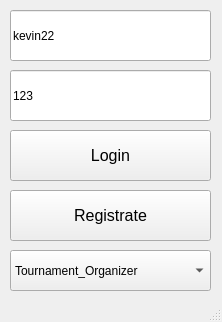
Old version of the form DataBaseCybersport/BaseWindow.ui in the repository Inlucker/DataBaseCybersport.
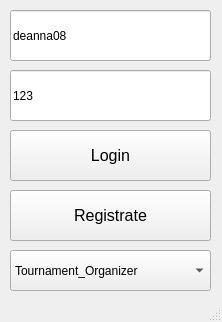
New version of the form.

Diff of the .ui file:
```diff
--- a/DataBaseCybersport/BaseWindow.ui
+++ b/DataBaseCybersport/BaseWindow.ui
@@ -62,7 +62,7 @@
      </rect>
     </property>
     <property name="text">
-     <string>kevin22</string>
+     <string>deanna08</string>
     </property>
    </widget>
    <widget class="QPushButton" name="login_btn">
```
Left out of the diff: 2 changed lines with no effect on the pictures.
